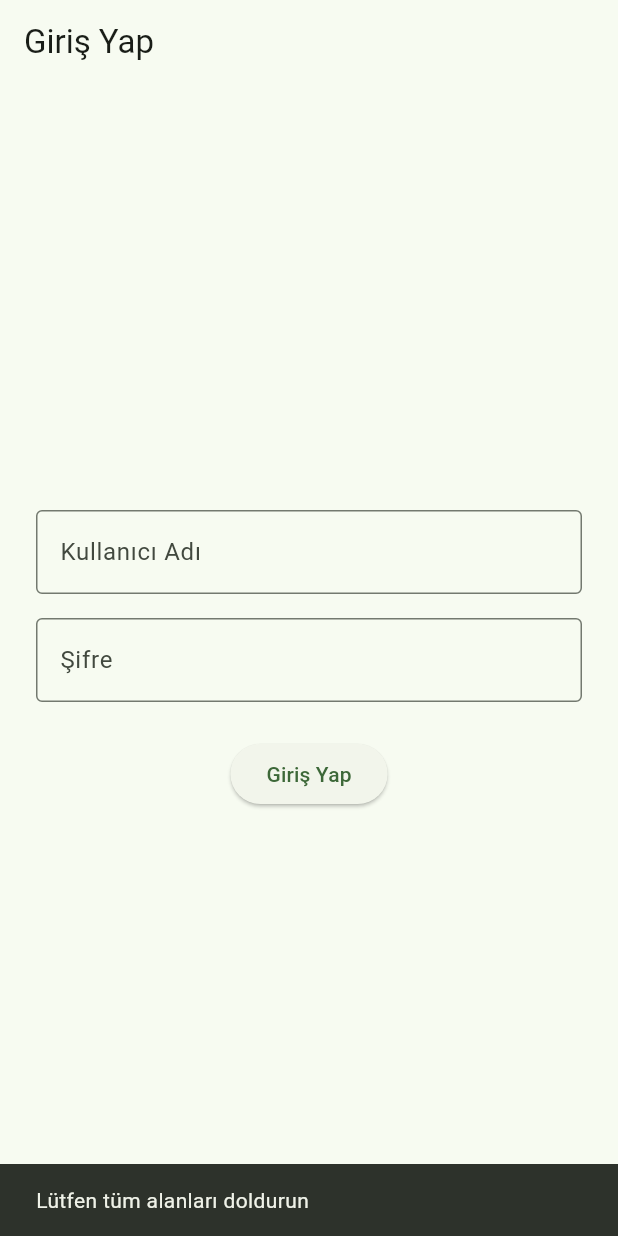
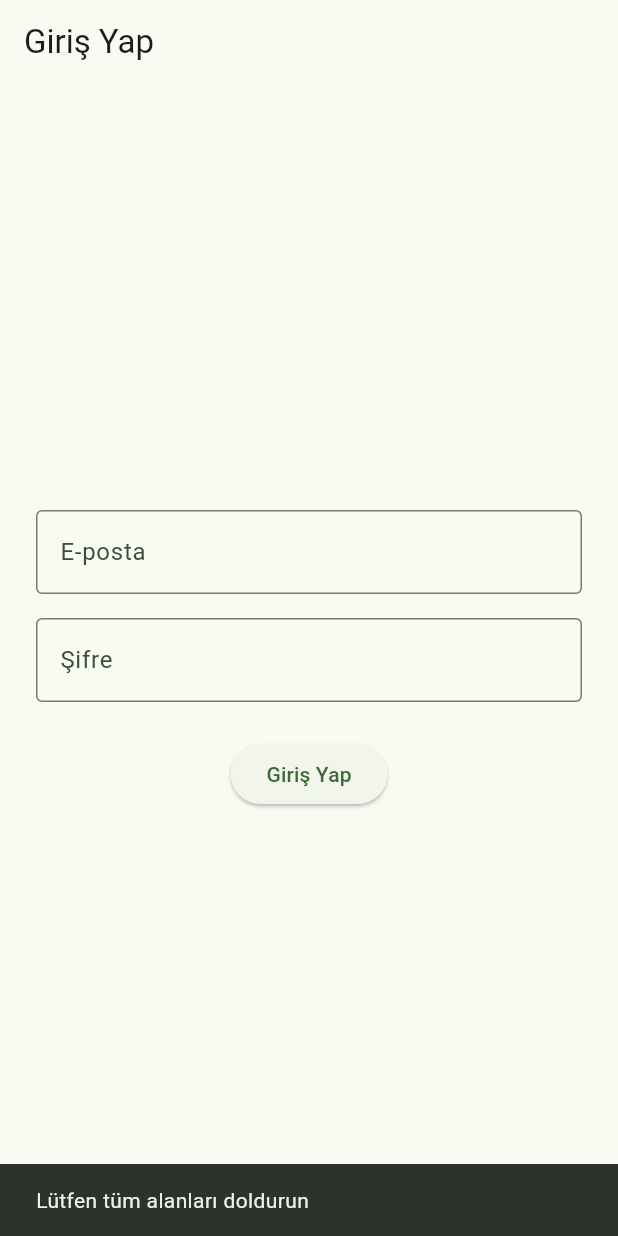
Before and after one commit to nijelouss/english_word_app, a Flutter app: the screen it shows after launch, after a tap on "Giriş Yap", on a phone screen of 412 x 824 dp. Run offline on Flutter 3.47's test engine with Material 3 defaults, Android fonts, the phone set to English and light mode, and no system bars; our stand-ins replace flutter_dotenv, google_generative_ai, sqflite; missing offline and left inert: gal; accounts and stored records are empty.

Commit message:
loginscreen kodları düzeltildi

```diff
--- a/lib/screens/auth/login_screen.dart
+++ b/lib/screens/auth/login_screen.dart
@@ -9,8 +9,15 @@ class LoginScreen extends StatefulWidget {
 }
 
 class _LoginScreenState extends State<LoginScreen> {
-  final _userNameController = TextEditingController();
+  final _emailController = TextEditingController();
   final _passwordController = TextEditingController();
+
+  @override
+  void dispose() {
+    _emailController.dispose();
+    _passwordController.dispose();
+    super.dispose();
+  }
 
   @override
   Widget build(BuildContext context) {
@@ -22,16 +29,17 @@ Widget build(BuildContext context) {
           mainAxisAlignment: MainAxisAlignment.center,
           children: [
             TextField(
-            controller: _userNameController,
+              controller: _emailController,
+              keyboardType: TextInputType.emailAddress,
               decoration: const InputDecoration(
-              labelText: 'Kullanıcı Adı',
+                labelText: 'E-posta',
                 border: OutlineInputBorder(),
               ),
             ),
             const SizedBox(height: 16),
             TextField(
               controller: _passwordController,
-            obscureText: true, // şifreyi gizler
+              obscureText: true,
               decoration: const InputDecoration(
                 labelText: 'Şifre',
                 border: OutlineInputBorder(),
@@ -40,33 +48,32 @@ Widget build(BuildContext context) {
             const SizedBox(height: 24),
             ElevatedButton(
               onPressed: () async {
-  final userName = _userNameController.text;
+                final email = _emailController.text;
                 final password = _passwordController.text;
 
-  // Boş kontrolü
-  if (userName.isEmpty || password.isEmpty) {
+                if (email.isEmpty || password.isEmpty) {
                   ScaffoldMessenger.of(context).showSnackBar(
                     const SnackBar(content: Text('Lütfen tüm alanları doldurun')),
                   );
                   return;
                 }
 
-  // DatabaseHelper'a sor
-  final user = await DatabaseHelper.instance.getUserByCredentials(
-    userName,
+                final messenger = ScaffoldMessenger.of(context);
+
+                final userId = await DatabaseHelper.instance.loginUser(
+                  email,
                   password,
                 );
 
-  if (user != null) {
-    // Giriş başarılı
-    ScaffoldMessenger.of(context).showSnackBar(
-      const SnackBar(content: Text('Hoş geldin! 🎉')),
+                if (!mounted) return;
+
+                if (userId != null) {
+                  messenger.showSnackBar(
+                    const SnackBar(content: Text('Hoş geldin!')),
                   );
-    // İleride: ana sayfaya yönlendir
                 } else {
-    // Hatalı
-    ScaffoldMessenger.of(context).showSnackBar(
-      const SnackBar(content: Text('Kullanıcı adı veya şifre yanlış')),
+                  messenger.showSnackBar(
+                    const SnackBar(content: Text('E-posta veya şifre yanlış')),
                   );
                 }
               },
```
Lines whose indentation alone changed are shown as unchanged.
